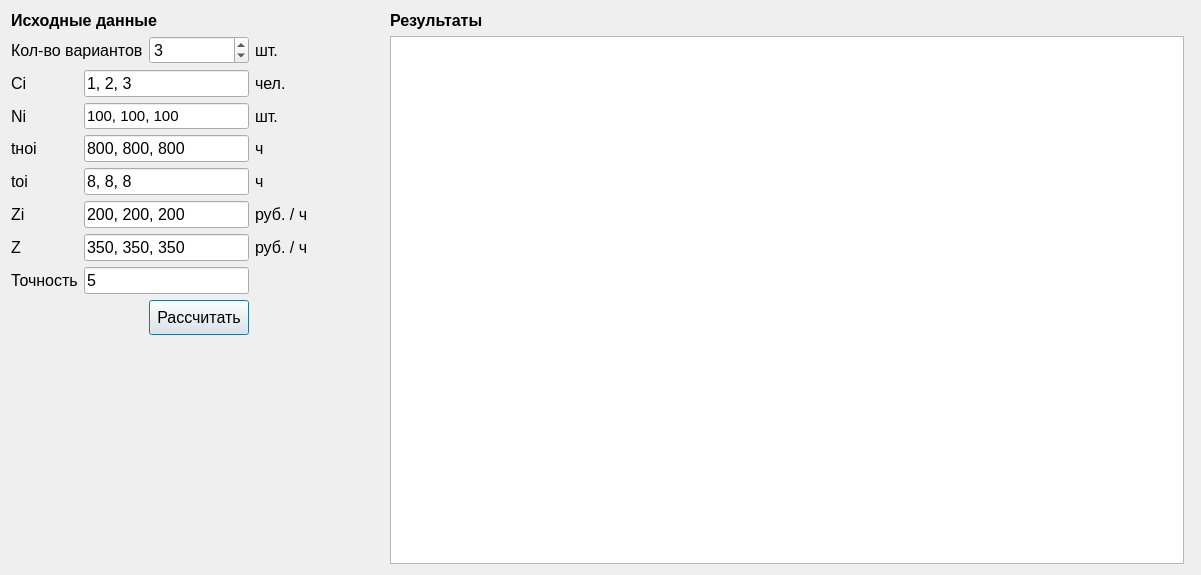
Before: the Qt Designer form modelrepairman.ui in vadimlarionov/ModelRepairman, drawn with Qt 5.
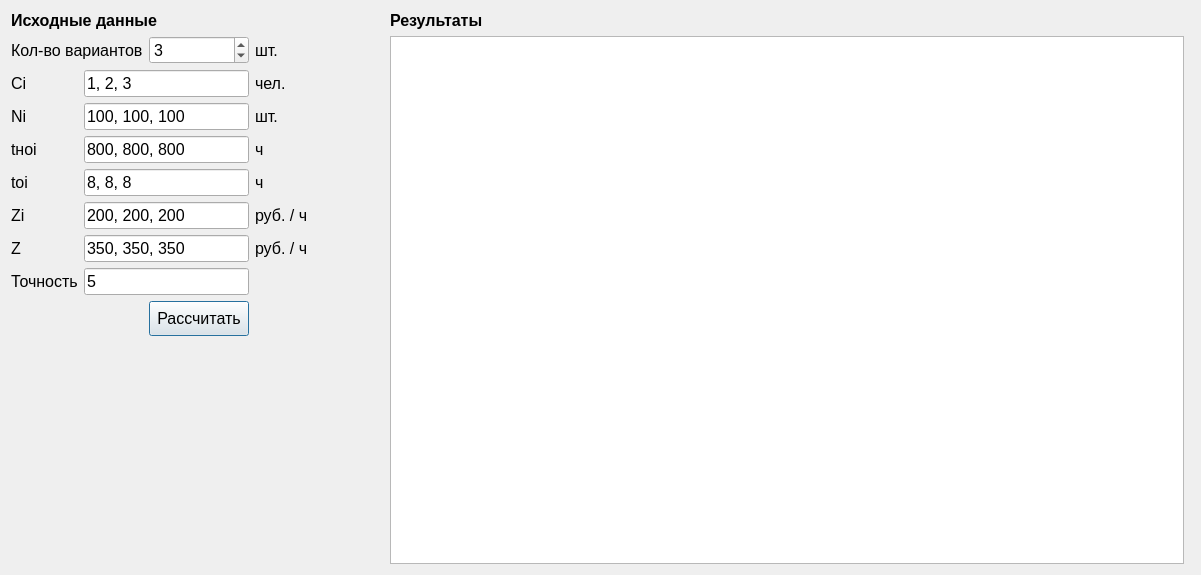
After: the same form once the commit is applied. Icons and pictures are not drawn.

Commit message: Добавил разворот окна

The edit to the form file:
```diff
--- a/modelrepairman.ui
+++ b/modelrepairman.ui
@@ -346,7 +346,7 @@
        </property>
        <property name="font">
         <font>
-         <pointsize>11</pointsize>
+         <pointsize>12</pointsize>
         </font>
        </property>
        <property name="toolTip">
```
The commit also changes 6 other files.
